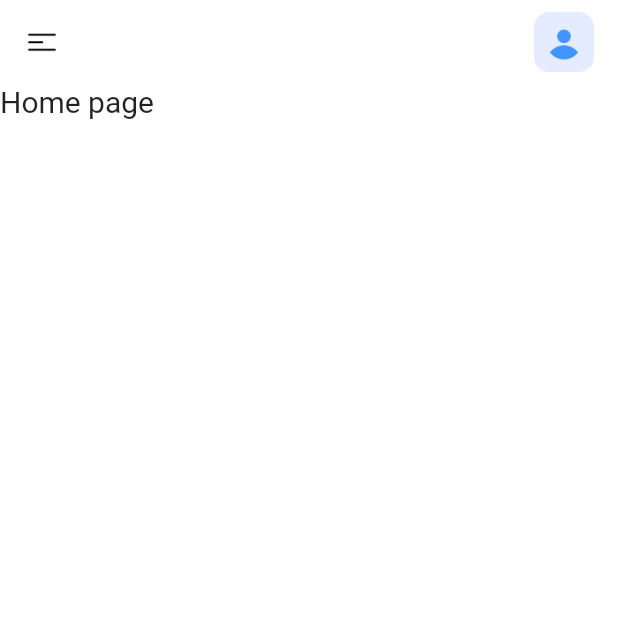
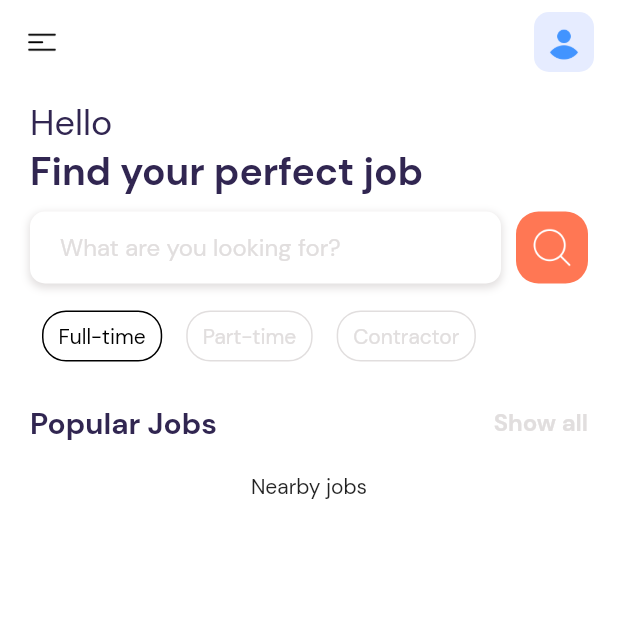
Before and after one commit to udara94/job-app-flutter, a Flutter app: the HomeScreen screen opened directly, on a phone screen of 412 x 824 dp, the top half of it. Run offline on Flutter 3.47's test engine with Material 2 defaults, Android fonts, the phone set to English and light mode, and no system bars; our stand-ins replace cloud_firestore, equatable, firebase_auth, firebase_core, flutter_bloc; missing offline and left inert: dart:ffi; accounts and stored records are empty.

Commit message:
popular jobs

```diff
--- /dev/null
+++ b/lib/bloc/jobs/jobs_bloc.dart
@@ -0,0 +1,27 @@
+import 'package:cloud_firestore/cloud_firestore.dart';
+import 'package:flutter/foundation.dart';
+import 'package:flutter_bloc/flutter_bloc.dart';
+import 'package:job_app/bloc/jobs/jobs_event.dart';
+import 'package:job_app/bloc/jobs/jobs_state.dart';
+import 'package:job_app/services/firebase_service.dart';
+
+import '../../models/job.dart';
+
+class JobsBloc extends Bloc<JobsEvent, JobState>{
+  final FirebaseService _firebaseFirestore = FirebaseService();
+
+  JobsBloc(): super(JobsEmpty()){
+    on<GetJobs>((event, emit) async{
+      try{
+        emit(JobsInProgress());
+        List<Job> jobList = await _firebaseFirestore.getPopularJobs();
+        emit(JobsCompleted(jobList));
+      }catch(e){
+        if(kDebugMode){
+          print(e);
+        }
+        emit(JobsError(e.toString()));
+      }
+    });
+  }
+}
--- /dev/null
+++ b/lib/bloc/jobs/jobs_event.dart
@@ -0,0 +1,8 @@
+import 'package:equatable/equatable.dart';
+
+abstract class JobsEvent extends Equatable {}
+
+class GetJobs extends JobsEvent {
+  @override
+  List<Object?> get props => [];
+}
--- /dev/null
+++ b/lib/bloc/jobs/jobs_state.dart
@@ -0,0 +1,23 @@
+import 'package:equatable/equatable.dart';
+
+import '../../models/job.dart';
+
+class JobState extends Equatable {
+  @override
+  List<Object?> get props => [];
+
+}
+
+class JobsEmpty extends JobState {}
+
+class JobsInProgress extends JobState {}
+
+class JobsCompleted extends JobState {
+  final List<Job> jobList;
+  JobsCompleted(this.jobList);
+}
+
+class JobsError extends JobState {
+  final String error;
+  JobsError(this.error);
+}
--- a/lib/main.dart
+++ b/lib/main.dart
@@ -3,6 +3,7 @@ import 'package:flutter/material.dart';
 import 'package:job_app/models/navigation.dart';
 import 'package:job_app/provider/navigation_provider.dart';
 import 'package:job_app/provider/user.dart';
+import 'package:job_app/resources/fonts.dart';
 import 'package:job_app/screens/home.dart';
 import 'package:job_app/screens/login.dart';
 import 'package:job_app/screens/saved_jobs.dart';
@@ -30,6 +31,7 @@ class MyApp extends StatelessWidget {
         debugShowCheckedModeBanner: false,
         title: 'Flutter Demo',
         theme: ThemeData(
+          fontFamily: Fonts.dmSans,
           primarySwatch: Colors.blue,
         ),
         home: const MainPage(),
--- /dev/null
+++ b/lib/models/job.dart
@@ -0,0 +1,82 @@
+import 'package:cloud_firestore/cloud_firestore.dart';
+
+class Job {
+  String? employerName; //
+  String? employerLogo; //
+  String? jobId; //
+  String? jobEmploymentType; //
+  String? jobTitle; //
+  String? jobApplyLink; //
+  String? jobDescription; //
+  String? jobCountry; //
+  String? jobGoogleLink; //
+  JobHighlights? jobHighlights; //
+
+  Job({
+    this.employerName,
+    this.employerLogo,
+    this.jobId,
+    this.jobEmploymentType,
+    this.jobTitle,
+    this.jobApplyLink,
+    this.jobDescription,
+    this.jobCountry,
+    this.jobGoogleLink,
+    this.jobHighlights,
+  });
+
+  factory Job.fromDocument(DocumentSnapshot doc) {
+    return Job(
+      employerName: doc['employer_name'] ?? "",
+      employerLogo: doc['employer_logo'] ?? "",
+      jobId: doc['job_id'] ?? "",
+      jobEmploymentType: doc['job_employment_type'] ?? "",
+      jobTitle: doc['job_title'] ?? "",
+      jobApplyLink: doc['job_apply_link'] ?? "",
+      jobDescription: doc['job_description'] ?? "",
+      jobCountry: doc['job_country'] ?? "",
+      jobGoogleLink: doc['job_google_link'] ?? "",
+      jobHighlights: JobHighlights.fromDocument(doc),
+    );
+  }
+
+  factory Job.fromJson(Map<String, dynamic> json) {
+    return Job(
+      employerName: json['employer_name'],
+      employerLogo: json['employer_logo'],
+      jobId: json['job_id'],
+      jobEmploymentType: json['job_employment_type'],
+      jobTitle: json['job_title'],
+      jobApplyLink: json['job_apply_link'],
+      jobDescription: json['job_description'],
+      jobGoogleLink: json['job_google_link'],
+      jobHighlights: JobHighlights.fromJson(json['job_highlights']),
+    );
+  }
+}
+
+class JobHighlights {
+  List<String>? qualifications;
+  List<String>? responsibilities;
+
+  JobHighlights({
+    this.qualifications,
+    this.responsibilities,
+  });
+
+  factory JobHighlights.fromDocument(DocumentSnapshot doc) {
+    final data = doc.data() as Map<String, dynamic>?;
+
+    return JobHighlights(
+      qualifications: List<String>.from(data?['Qualifications'] ?? []),
+      responsibilities: List<String>.from(data?['Responsibilities'] ?? []),
+    );
+  }
+
+  factory JobHighlights.fromJson(Map<String, dynamic> json) {
+    return JobHighlights(
+      qualifications: List<String>.from(json['Qualifications'] ?? []),
+      responsibilities: List<String>.from(json['Responsibilities'] ?? []),
+    );
+  }
+}
--- a/lib/resources/colors.dart
+++ b/lib/resources/colors.dart
@@ -15,4 +15,5 @@ class AppColors {
   static const Color orange = Color(0xFFed9610);
   static const Color primary = Color(0xFF312651);
   static const Color lightBlue = Color(0xFFe6ecff);
+  static const Color orangeCream = Color(0xFFFF7754);
 }
--- a/lib/resources/const.dart
+++ b/lib/resources/const.dart
@@ -17,4 +17,14 @@ class Const {
   //profile screen
   static const editProfile = "Edit Profile";
   static const saveChanges = "Save Changes";
+
+  //welcome component
+  static const hello = "Hello";
+  static const findYourJob = "Find your perfect job";
+  static const whatAreYouLooking = "What are you looking for?";
+
+  //popular jobs component
+  static const popularJobs = "Popular Jobs";
+  static const seeAll = "Show all";
+  static const loadingError = "Something went wrong";
 }
--- /dev/null
+++ b/lib/resources/fonts.dart
@@ -0,0 +1,5 @@
+class Fonts{
+  Fonts._();
+
+  static const dmSans = "DMSans";
+}
--- a/lib/resources/images.dart
+++ b/lib/resources/images.dart
@@ -6,4 +6,5 @@ class ImagesRepo{
   static const defaultProfile = "assets/icons/user.png";
   static const backIcon = "assets/icons/chevron-left.png";
   static const camera = "assets/icons/camera.png";
+  static const search = "assets/icons/search.png";
 }
--- a/lib/screens/home.dart
+++ b/lib/screens/home.dart
@@ -1,7 +1,11 @@
 import 'package:flutter/material.dart';
 import 'package:job_app/resources/colors.dart';
+import 'package:job_app/resources/fonts.dart';
 import 'package:job_app/widgets/custom_app_bar.dart';
 import 'package:job_app/widgets/navigation_drawer.dart';
+import 'package:job_app/widgets/nearby_jobs.dart';
+import 'package:job_app/widgets/popular_jobs.dart';
+import 'package:job_app/widgets/welcome.dart';
 
 class HomeScreen extends StatefulWidget {
   const HomeScreen({Key? key}) : super(key: key);
@@ -22,9 +26,20 @@ class _HomeScreenState extends State<HomeScreen> {
         scaffoldKey: _scaffoldKey,
         displayProfile: true,
       ),
-      body: const Text(
-        "Home page",
-        style: TextStyle(fontSize: 20),
+      body: SingleChildScrollView(
+        child:  Padding(
+          padding: const EdgeInsets.only(top: 10, left: 20, right: 20),
+          child: Column(
+            children: const [
+              WelcomeComponent(),
+              Padding(
+                padding: EdgeInsets.symmetric(vertical: 20),
+                child: PopularJobsComponent(),
+              ),
+              NearbyJobsComponent()
+            ],
+          ),
+        ),
       ),
       drawer: const CustomNavigationDrawer(),
     );
--- a/lib/services/firebase_service.dart
+++ b/lib/services/firebase_service.dart
@@ -1,13 +1,16 @@
 import 'package:cloud_firestore/cloud_firestore.dart';
 import 'package:firebase_auth/firebase_auth.dart';
 import 'package:flutter/foundation.dart';
+import 'package:job_app/models/job.dart';
 
 import '../models/user.dart';
 
 class FirebaseService {
   FirebaseAuth firebaseAuth = FirebaseAuth.instance;
   final CollectionReference userRef =
-  FirebaseFirestore.instance.collection("Users");
+      FirebaseFirestore.instance.collection("Users");
+  final CollectionReference jobRef =
+      FirebaseFirestore.instance.collection("Jobs");
 
   Future<String?> loginUser(String email, String password) async {
     try {
@@ -31,9 +34,9 @@ class FirebaseService {
     try {
       final User? user =
           (await FirebaseAuth.instance.createUserWithEmailAndPassword(
-            email: userProfile.email,
-            password: userProfile.password,
-          ))
+        email: userProfile.email,
+        password: userProfile.password,
+      ))
               .user;
       if (user != null) {
         await userRef.doc(user.uid).set(userProfile.toMap());
@@ -66,7 +69,16 @@ class FirebaseService {
     return profile;
   }
 
-  Future<void> updateProfile(UserProfile profile)async{
+  Future<List<Job>> getPopularJobs() async {
+    List<Job> jobList = [];
+    QuerySnapshot querySnapshot = await jobRef.limit(10).get();
+    for(var docSnapshot in querySnapshot.docs){
+      jobList.add(Job.fromDocument(docSnapshot));
+    }
+    return jobList;
+  }
+
+  Future<void> updateProfile(UserProfile profile) async {
     await userRef.doc(getUserId()).update({
       "firstName": profile.firstName,
       "lastName": profile.lastName,
--- a/lib/utils/common.dart
+++ b/lib/utils/common.dart
@@ -32,4 +32,5 @@ class CommonUtils {
     final user = provider.userProfile;
     return user;
   }
+
 }
--- /dev/null
+++ b/lib/widgets/nearby_jobs.dart
@@ -0,0 +1,10 @@
+import 'package:flutter/material.dart';
+
+class NearbyJobsComponent extends StatelessWidget {
+  const NearbyJobsComponent({Key? key}) : super(key: key);
+
+  @override
+  Widget build(BuildContext context) {
+    return const Text("Nearby jobs");
+  }
+}
--- /dev/null
+++ b/lib/widgets/popular_jobs.dart
@@ -0,0 +1,100 @@
+import 'package:flutter/material.dart';
+import 'package:flutter_bloc/flutter_bloc.dart';
+import 'package:job_app/bloc/jobs/jobs_bloc.dart';
+import 'package:job_app/bloc/jobs/jobs_event.dart';
+import 'package:job_app/bloc/jobs/jobs_state.dart';
+import 'package:job_app/resources/colors.dart';
+import 'package:job_app/resources/const.dart';
+
+class PopularJobsComponent extends StatelessWidget {
+  const PopularJobsComponent({Key? key}) : super(key: key);
+
+  @override
+  Widget build(BuildContext context) {
+    return BlocProvider<JobsBloc>(
+      create: (BuildContext context)=> JobsBloc(),
+      child: BlocBuilder<JobsBloc, JobState>(
+        builder: (BuildContext context, JobState state){
+          if(state is JobsEmpty){
+            BlocProvider.of<JobsBloc>(context).add(GetJobs());
+          }else if(state is JobsInProgress){
+            return Column(
+              children: [
+                Row(
+                  mainAxisAlignment: MainAxisAlignment.spaceBetween,
+                  children: const [
+                    Text(
+                      Const.popularJobs,
+                      style: TextStyle(
+                          fontWeight: FontWeight.bold,
+                          color: AppColors.primary,
+                          fontSize: 20),
+                    ),
+                    Text(Const.seeAll,
+                        style: TextStyle(
+                            fontWeight: FontWeight.bold,
+                            color: AppColors.lightAsh,
+                            fontSize: 16))
+                  ],
+                ),
+                const CircularProgressIndicator()
+              ],
+            );
+          }else if(state is JobsCompleted){
+            print(state.jobList);
+          }else if(state is JobsError){
+            return Column(
+              mainAxisAlignment: MainAxisAlignment.center,
+              children: [
+                Row(
+                  mainAxisAlignment: MainAxisAlignment.spaceBetween,
+                  children: const [
+                    Text(
+                      Const.popularJobs,
+                      style: TextStyle(
+                          fontWeight: FontWeight.bold,
+                          color: AppColors.primary,
+                          fontSize: 20),
+                    ),
+                    Text(Const.seeAll,
+                        style: TextStyle(
+                            fontWeight: FontWeight.bold,
+                            color: AppColors.lightAsh,
+                            fontSize: 16))
+                  ],
+                ),
+                const Padding(
+                  padding: EdgeInsets.all(8.0),
+                  child: Text(Const.loadingError),
+                )
+              ],
+            );
+          }
+          return Column(
+            mainAxisAlignment: MainAxisAlignment.center,
+            children: [
+              Row(
+                mainAxisAlignment: MainAxisAlignment.spaceBetween,
+                children: const [
+                  Text(
+                    Const.popularJobs,
+                    style: TextStyle(
+                        fontWeight: FontWeight.bold,
+                        color: AppColors.primary,
+                        fontSize: 20),
+                  ),
+                  Text(Const.seeAll,
+                      style: TextStyle(
+                          fontWeight: FontWeight.bold,
+                          color: AppColors.lightAsh,
+                          fontSize: 16))
+                ],
+              ),
+            ],
+          );
+        },
+
+      ),
+    );
+  }
+}
--- /dev/null
+++ b/lib/widgets/welcome.dart
@@ -0,0 +1,141 @@
+import 'package:flutter/material.dart';
+import 'package:job_app/models/user.dart';
+import 'package:job_app/resources/colors.dart';
+import 'package:job_app/resources/const.dart';
+import 'package:job_app/resources/images.dart';
+import 'package:job_app/utils/common.dart';
+
+class WelcomeComponent extends StatefulWidget {
+  const WelcomeComponent({Key? key}) : super(key: key);
+
+  @override
+  State<WelcomeComponent> createState() => _WelcomeComponentState();
+}
+
+class _WelcomeComponentState extends State<WelcomeComponent> {
+  TextEditingController searchController = TextEditingController();
+  final List<String> jobTypes = ["Full-time", "Part-time", "Contractor"];
+  String selectedJobType = "Full-time";
+
+  @override
+  Widget build(BuildContext context) {
+    UserProfile user = CommonUtils.getUser(context);
+    return Column(
+      crossAxisAlignment: CrossAxisAlignment.start,
+      children: [
+        Text(
+          "${Const.hello} ${user.firstName}",
+          style: const TextStyle(
+            fontSize: 24,
+            color: AppColors.primary,
+          ),
+          textAlign: TextAlign.start,
+        ),
+        const Text(
+          Const.findYourJob,
+          style: TextStyle(
+              fontSize: 26,
+              color: AppColors.primary,
+              fontWeight: FontWeight.bold),
+        ),
+        Padding(
+          padding: const EdgeInsets.symmetric(vertical: 10),
+          child: Row(
+            children: [
+              Expanded(
+                child: Padding(
+                  padding: const EdgeInsets.only(right: 10),
+                  child: Container(
+                    decoration: BoxDecoration(
+                      color: Colors.white,
+                      borderRadius: BorderRadius.circular(10.0),
+                      boxShadow: const [
+                        BoxShadow(
+                          offset: Offset(0, 2),
+                          color: AppColors.lightAsh,
+                          blurRadius: 4.0,
+                          spreadRadius: 0.4,
+                        )
+                      ],
+                    ),
+                    child: TextFormField(
+                      onChanged: (val) {},
+                      keyboardType: TextInputType.text,
+                      controller: searchController,
+                      decoration: const InputDecoration(
+                        contentPadding: EdgeInsets.symmetric(
+                            vertical: 0.0, horizontal: 20.0),
+                        border: InputBorder.none,
+                        hintText: Const.whatAreYouLooking,
+                        hintStyle: TextStyle(
+                          fontWeight: FontWeight.normal,
+                          color: AppColors.lightAsh,
+                        ),
+                      ),
+                    ),
+                  ),
+                ),
+              ),
+              Container(
+                decoration: BoxDecoration(
+                  color: AppColors.orangeCream,
+                  borderRadius: BorderRadius.circular(15.0),
+                ),
+                child: ColorFiltered(
+                  colorFilter:
+                      const ColorFilter.mode(AppColors.white, BlendMode.srcIn),
+                  child: Padding(
+                    padding: const EdgeInsets.all(8.0),
+                    child: Image.asset(
+                      ImagesRepo.search,
+                      width: 32,
+                      height: 32,
+                    ),
+                  ),
+                ),
+              )
+            ],
+          ),
+        ),
+        SizedBox(
+          height: 50,
+          child: ListView.builder(
+            scrollDirection: Axis.horizontal,
+            itemCount: jobTypes.length,
+            itemBuilder: (context, index) {
+              final item = jobTypes[index];
+              return GestureDetector(
+                onTap: (){
+                  setState(() {
+                    selectedJobType = item;
+                  });
+                },
+                child: Padding(
+                  padding: const EdgeInsets.all(8.0),
+                  child: Container(
+                    decoration: BoxDecoration(
+                      color: AppColors.white,
+                      borderRadius: BorderRadius.circular(16.0),
+                      border: Border.all(
+                        color: selectedJobType == item
+                            ? AppColors.black
+                            : AppColors.lightAsh,
+                      ),
+                    ),
+                    child: Padding(
+                      padding: const EdgeInsets.only(
+                          left: 10, right: 10, top: 5, bottom: 5),
+                      child: Center(child: Text(item, style: TextStyle(
+                        color: selectedJobType == item ? AppColors.black: AppColors.lightAsh
+                      ),)),
+                    ),
+                  ),
+                ),
+              );
+            },
+          ),
+        )
+      ],
+    );
+  }
+}
```
Also changed, not shown: pubspec.yaml (+6 -22 lines).
